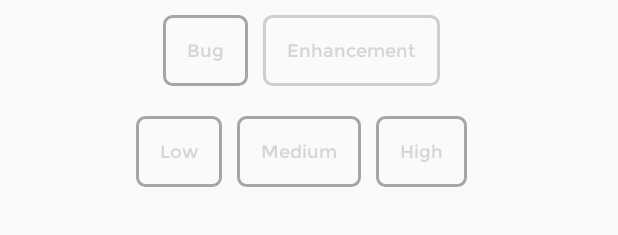
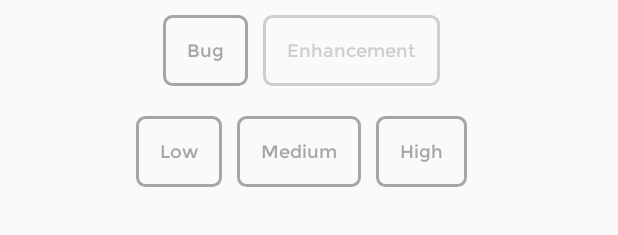
Before and after one commit to MoodupDev/DebuggIt-Android, an Android app: the layout fragment_bug_description_page1.xml on its own in the app's theme, with its tools: preview values and no code run, on a phone screen of 412 x 824 dp. Shown: the top 235 px of the screen. Run offline under Robolectric (Android 15) with nearby library versions, the phone set to English and light mode, and no system bars.

Commit message:
Fix report button colors

```diff
--- /dev/null
+++ b/bugreporter/src/main/res/drawable/button_option_text_color.xml
@@ -0,0 +1,6 @@
+<?xml version="1.0" encoding="utf-8"?>
+<selector xmlns:android="http://schemas.android.com/apk/res/android">
+    <item android:color="@color/kind.button.disabled" android:state_enabled="false" />
+    <item android:color="@color/button.not.selected" android:state_selected="false" />
+    <item android:color="@android:color/white" android:state_selected="true" />
+</selector>
--- a/bugreporter/src/main/res/values/styles.xml
+++ b/bugreporter/src/main/res/values/styles.xml
@@ -25,7 +25,7 @@
         <item name="android:padding">@dimen/report.button.padding</item>
         <item name="android:layout_marginRight">@dimen/report.button.margin.horizontal</item>
         <item name="android:background">@drawable/button_option</item>
-        <item name="android:textColor">@color/app.gray</item>
+        <item name="android:textColor">@drawable/button_option_text_color</item>
         <item name="android:textSize">@dimen/text.size.small</item>
     </style>
 
```
